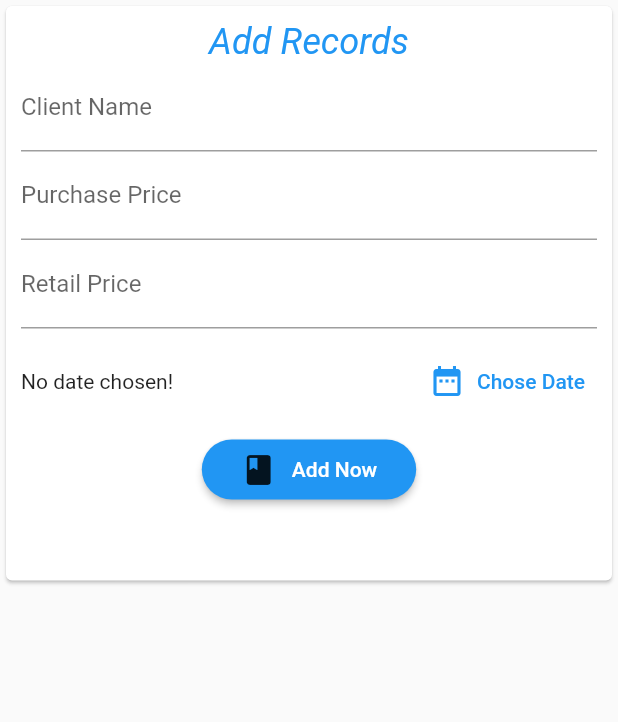
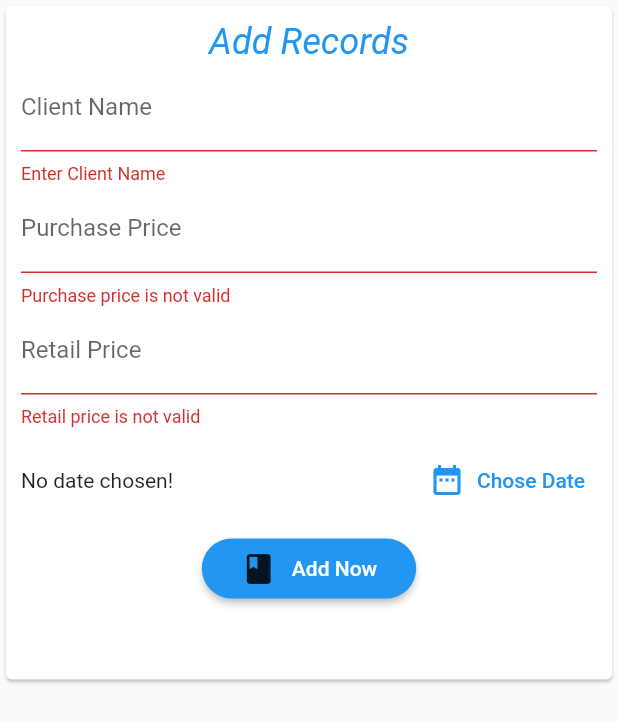
Before and after one commit to SyedDaniyalAli/inventory_record, a Flutter app: the CustomBottomSheet widget shown alone on an empty page, opened directly, after a tap on "Add Now", on a phone screen of 412 x 824 dp. Shown: the top 722 px of the screen. Run offline on Flutter 3.47's test engine with Material 2 defaults, Android fonts, the phone set to English and light mode, and no system bars; our stand-ins replace sqflite; accounts and stored records are empty.

Commit message:
database added and fetching records but can't auto notify when record added

```diff
--- a/lib/main.dart
+++ b/lib/main.dart
@@ -1,7 +1,7 @@
 import 'package:flutter/material.dart';
 import 'package:provider/provider.dart';
 import './screens/records_screen.dart';
-import 'providers/record.dart';
+import 'providers/record_provider.dart';
 
 void main() {
   runApp(MyApp());
--- a/lib/screens/records_screen.dart
+++ b/lib/screens/records_screen.dart
@@ -1,7 +1,7 @@
 import 'package:flutter/material.dart';
 import 'package:provider/provider.dart';
 
-import '../providers/record.dart';
+import '../providers/record_provider.dart';
 import '../widgets/bottom_sheet.dart';
 import '../widgets/custom_action_button.dart';
 import '../widgets/record_Item.dart';
--- a/lib/widgets/bottom_sheet.dart
+++ b/lib/widgets/bottom_sheet.dart
@@ -1,6 +1,10 @@
 import 'package:flutter/material.dart';
 import 'package:intl/intl.dart';
-import 'package:inventory_record/widgets/custom_action_button.dart';
+import 'package:inventory_record/models/record.dart';
+import 'package:provider/provider.dart';
+import '../providers/record_provider.dart';
+import '../widgets/custom_action_button.dart';
+import '../helpers/dbHelper.dart';
 
 class CustomBottomSheet extends StatefulWidget {
   @override
@@ -8,10 +12,53 @@ class CustomBottomSheet extends StatefulWidget {
 }
 
 class _BottomSheetState extends State<CustomBottomSheet> {
+  final GlobalKey<FormState> _formKey = GlobalKey();
   final _clientNameController = TextEditingController();
   final _purchasePriceController = TextEditingController();
   final _retailPriceController = TextEditingController();
   DateTime _purchaseDate;
+
+  void _addRecord() {
+    if (!_formKey.currentState.validate()) {
+      return;
+    }
+    _formKey.currentState.save();
+
+    if (_purchaseDate == null) {
+      _showErrorDialog("Kindly Select Date");
+      return;
+    }
+
+    Provider.of<RecordProvider>(context, listen: false).addRecord(
+      Record(
+        id: null,
+        clientName: _clientNameController.text,
+        purchaseDate: _purchaseDate,
+        purchasePrice: double.parse(_purchasePriceController.text),
+        retailPrice: double.parse(_retailPriceController.text),
+      ),
+    );
+    Navigator.of(context).pop();
+  }
+
+  // Show Alert Dialog
+  void _showErrorDialog(String message) {
+    showDialog(
+      context: context,
+      builder: (ctx) => AlertDialog(
+        title: Text('An error occurred'),
+        content: Text(message),
+        actions: [
+          TextButton(
+            onPressed: () {
+              Navigator.of(context).pop();
+            },
+            child: Text('Okay'),
+          ),
+        ],
+      ),
+    );
+  }
 
   @override
   Widget build(BuildContext context) {
@@ -38,6 +85,8 @@ class _BottomSheetState extends State<CustomBottomSheet> {
           top: 10,
           bottom: MediaQuery.of(context).padding.bottom + 50,
         ),
+        child: Form(
+          key: _formKey,
           child: Column(
             mainAxisSize: MainAxisSize.min,
             children: [
@@ -48,17 +97,38 @@ class _BottomSheetState extends State<CustomBottomSheet> {
                     fontSize: 24,
                     fontStyle: FontStyle.italic),
               ),
-            TextField(
+              TextFormField(
                 decoration: InputDecoration(labelText: 'Client Name'),
                 controller: _clientNameController,
+                keyboardType: TextInputType.text,
+                validator: (value) {
+                  if (value.isEmpty) {
+                    return "Enter Client Name";
+                  }
+                  return null;
+                },
               ),
-            TextField(
+              TextFormField(
                 decoration: InputDecoration(labelText: 'Purchase Price'),
                 controller: _purchasePriceController,
+                keyboardType: TextInputType.numberWithOptions(signed: false),
+                validator: (value) {
+                  if (value.isEmpty || int.tryParse(value).isNegative) {
+                    return "Purchase price is not valid";
+                  }
+                  return null;
+                },
               ),
-            TextField(
+              TextFormField(
                 decoration: InputDecoration(labelText: 'Retail Price'),
                 controller: _retailPriceController,
+                keyboardType: TextInputType.numberWithOptions(signed: false),
+                validator: (value) {
+                  if (value.isEmpty || int.tryParse(value).isNegative) {
+                    return "Retail price is not valid";
+                  }
+                  return null;
+                },
               ),
 
               //Select Date~~~~~~~~~~~~~~~~~~~~~~~~~~~~~~~~~~~~~~~~~~~~~~~~~~~~~~~
@@ -83,13 +153,14 @@ class _BottomSheetState extends State<CustomBottomSheet> {
               ),
               //  ~~~~~~~~~~~~~~~~~~~~~~~~~~~~~~~~~~~~~~~~~~~~~~~~~~~~~~~~~~~~~~~~~~
               CustomActionButton(
-              onPressed: () {},
+                onPressed: _addRecord,
                 btnText: 'Add Now',
                 icon: Icons.book,
               )
             ],
           ),
         ),
+      ),
     );
   }
 }
--- a/lib/widgets/record_Item.dart
+++ b/lib/widgets/record_Item.dart
@@ -12,7 +12,8 @@ class RecordItem extends StatelessWidget {
         child: Text('#'+_record.id),
       ),
       title: Text('Name:'+_record.clientName),
-      subtitle: Row(
+      subtitle: Column(
+        crossAxisAlignment: CrossAxisAlignment.start,
         children: [
           Text('Date of Purchase Date: '+_record.purchaseDate.toString()),
           Text('Purchase Price: '+_record.purchasePrice.toString()),
```
Also changed, not shown: lib/helpers/dbHelper.dart (+14 -9 lines), lib/providers/record_provider.dart (renamed from lib/providers/record.dart, +16 -4 lines). Lines whose indentation alone changed are shown as unchanged.
